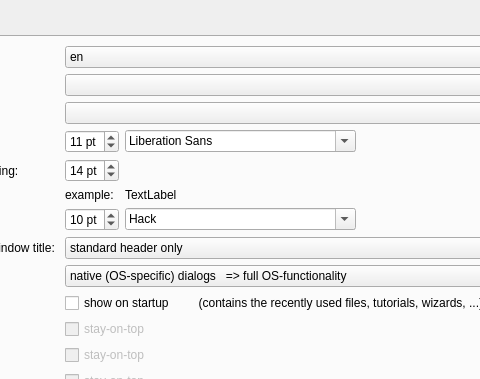
Before: the Qt Designer form application/optionsdialog.ui in jkriege2/QuickFit3, drawn with Qt 5; both pictures show x 315 to 795 and y 0 to 379 of the 1032 by 601 pixel window.
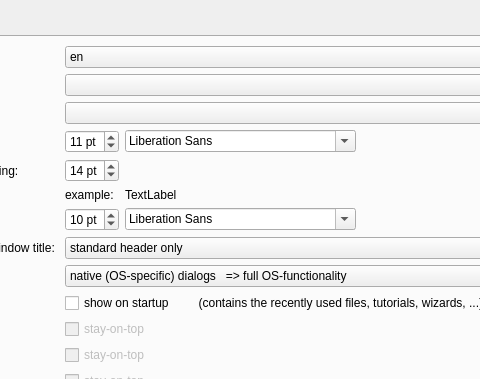
After: the same form once the commit is applied. Icons and pictures are not drawn. Custom widgets are drawn as their Qt base class.

```diff
--- a/application/optionsdialog.ui
+++ b/application/optionsdialog.ui
@@ -651,9 +651,7 @@
              </item>
              <item>
               <widget class="QFontComboBox" name="cmbCodeFont">
-               <property name="currentText">
-                <string>Hack</string>
-               </property>
+
               </widget>
              </item>
              <item>
```
